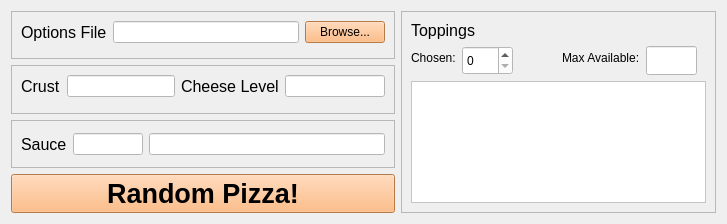
Old version of the form pizza_ui.ui in the repository bbrady1992/RandomPizza.
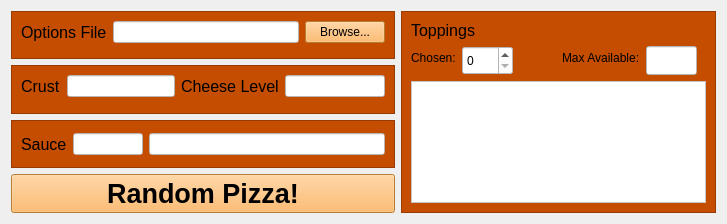
New version of the form. Icons and pictures are not drawn.

Diff of the .ui file:
```diff
--- a/pizza_ui.ui
+++ b/pizza_ui.ui
@@ -46,6 +46,9 @@
     <layout class="QVBoxLayout" name="verticalLayout">
      <item>
       <widget class="QFrame" name="frame">
+       <property name="styleSheet">
+        <string notr="true">background-color: rgb(197, 77, 0);</string>
+       </property>
        <property name="frameShape">
         <enum>QFrame::StyledPanel</enum>
        </property>
@@ -81,7 +84,7 @@
           <item>
            <widget class="QPushButton" name="browseButton">
             <property name="styleSheet">
-             <string notr="true">background-color: rgb(255, 171, 102);
+             <string notr="true">background-color: rgb(255, 173, 73);
 color: rgb(0, 0, 0)</string>
             </property>
             <property name="text">
@@ -96,6 +99,9 @@
      </item>
      <item>
       <widget class="QFrame" name="frame_3">
+       <property name="styleSheet">
+        <string notr="true">background-color: rgb(197, 77, 0);</string>
+       </property>
        <property name="frameShape">
         <enum>QFrame::StyledPanel</enum>
        </property>
@@ -174,6 +180,9 @@
      </item>
      <item>
       <widget class="QFrame" name="frame_5">
+       <property name="styleSheet">
+        <string notr="true">background-color: rgb(197, 77, 0);</string>
+       </property>
        <property name="frameShape">
         <enum>QFrame::StyledPanel</enum>
        </property>
@@ -250,8 +259,8 @@
         </font>
        </property>
        <property name="styleSheet">
-        <string notr="true">background-color: rgb(255, 171, 102);
-color: rgb(0, 0, 0)
+        <string notr="true">color: rgb(0, 0, 0);
+background-color: rgb(255, 173, 73);
 </string>
        </property>
        <property name="text">
@@ -269,6 +278,9 @@
        <height>16777215</height>
       </size>
      </property>
+     <property name="styleSheet">
+      <string notr="true">background-color: rgb(197, 77, 0);</string>
+     </property>
      <property name="frameShape">
       <enum>QFrame::StyledPanel</enum>
      </property>
```
